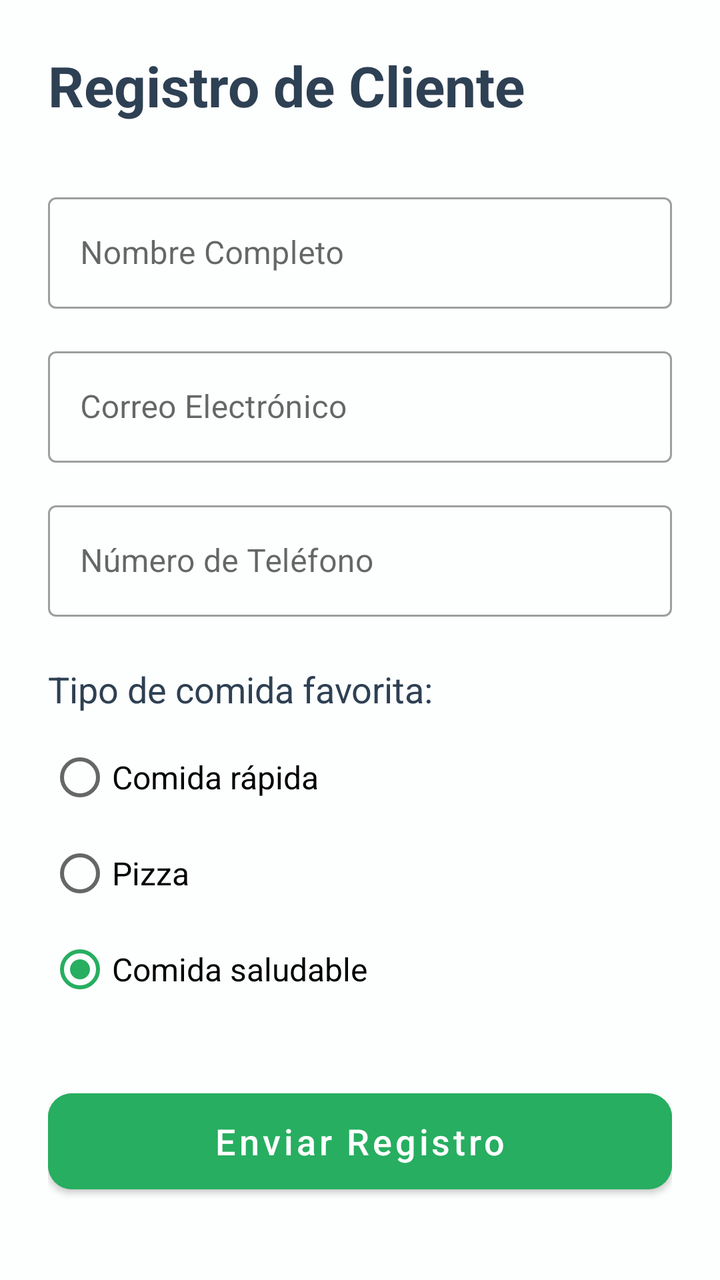
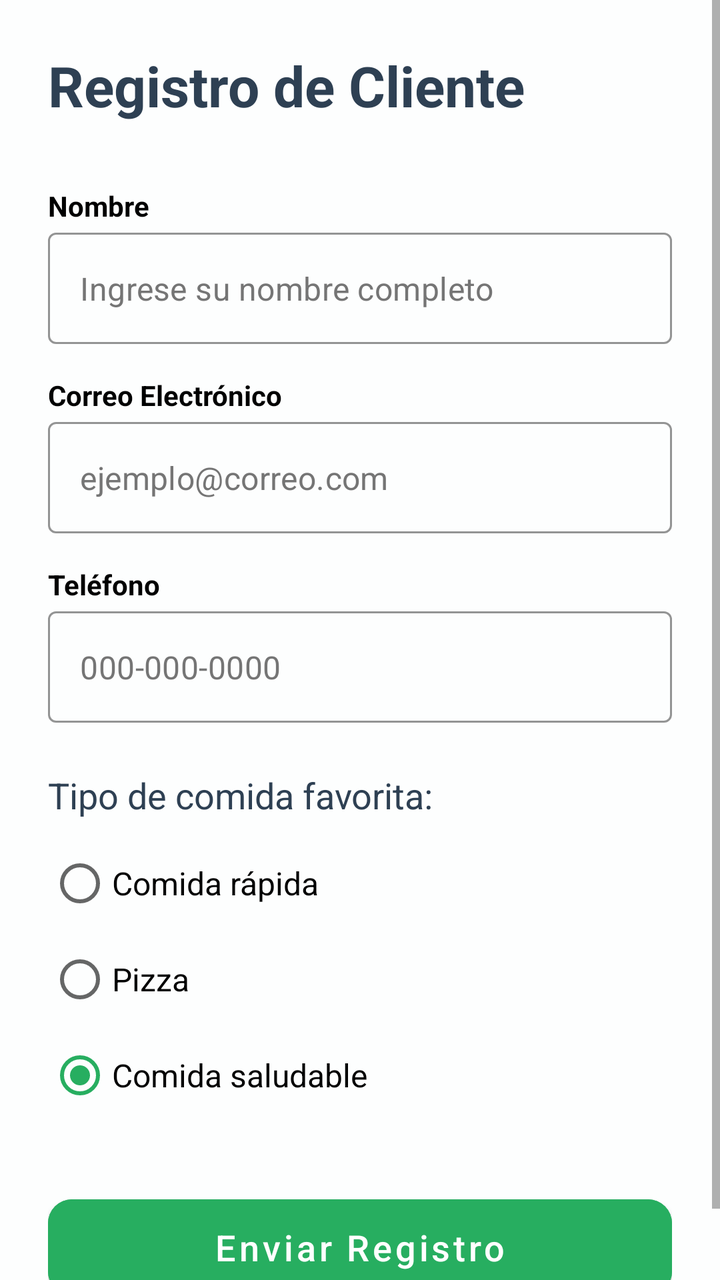

Two renders of the same Android screen: before a commit and after it. Below are the layout's source before the change and the commit's diff.
<!-- AndroidManifest.xml: activity theme Theme.Restaurant -->
<!-- res/layout/activity_formulario.xml -->
<?xml version="1.0" encoding="utf-8"?>
<ScrollView xmlns:android="http://schemas.android.com/apk/res/android"
    xmlns:app="http://schemas.android.com/apk/res-auto"
    android:layout_width="match_parent"
    android:layout_height="match_parent"
    android:background="#FDFEFE">

    <LinearLayout
        android:layout_width="match_parent"
        android:layout_height="wrap_content"
        android:orientation="vertical"
        android:padding="24dp">

        <TextView
            android:layout_width="wrap_content"
            android:layout_height="wrap_content"
            android:text="Registro de Cliente"
            android:textSize="28sp"
            android:textStyle="bold"
            android:textColor="#2E4053"
            android:layout_marginBottom="32dp" />

        
        <com.google.android.material.textfield.TextInputLayout
            android:layout_width="match_parent"
            android:layout_height="wrap_content"
            android:layout_marginBottom="16dp"
            style="@style/Widget.MaterialComponents.TextInputLayout.OutlinedBox">

            <com.google.android.material.textfield.TextInputEditText
                android:id="@+id/etNombre"
                android:layout_width="match_parent"
                android:layout_height="wrap_content"
                android:hint="Nombre Completo"
                android:inputType="textPersonName"
                android:textColor="#000000" />
        </com.google.android.material.textfield.TextInputLayout>

        <com.google.android.material.textfield.TextInputLayout
            android:layout_width="match_parent"
            android:layout_height="wrap_content"
            android:layout_marginBottom="16dp"
            style="@style/Widget.MaterialComponents.TextInputLayout.OutlinedBox">

            <com.google.android.material.textfield.TextInputEditText
                android:id="@+id/etEmail"
                android:layout_width="match_parent"
                android:layout_height="wrap_content"
                android:hint="Correo Electrónico"
                android:inputType="textEmailAddress"
                android:textColor="#000000" />
        </com.google.android.material.textfield.TextInputLayout>

        <com.google.android.material.textfield.TextInputLayout
            android:layout_width="match_parent"
            android:layout_height="wrap_content"
            android:layout_marginBottom="24dp"
            style="@style/Widget.MaterialComponents.TextInputLayout.OutlinedBox">

            <com.google.android.material.textfield.TextInputEditText
                android:id="@+id/etTelefono"
                android:layout_width="match_parent"
                android:layout_height="wrap_content"
                android:hint="Número de Teléfono"
                android:inputType="phone"
                android:textColor="#000000" />
        </com.google.android.material.textfield.TextInputLayout>

        
        <TextView
            android:layout_width="wrap_content"
            android:layout_height="wrap_content"
            android:text="Tipo de comida favorita:"
            android:textSize="18sp"
            android:textColor="#2E4053"
            android:layout_marginBottom="8dp" />

        <RadioGroup
            android:id="@+id/rgComida"
            android:layout_width="match_parent"
            android:layout_height="wrap_content"
            android:layout_marginBottom="32dp">

            <RadioButton
                android:id="@+id/rbRapida"
                android:layout_width="wrap_content"
                android:layout_height="wrap_content"
                android:text="Comida rápida"
                android:textSize="16sp" />

            <RadioButton
                android:id="@+id/rbPizza"
                android:layout_width="wrap_content"
                android:layout_height="wrap_content"
                android:text="Pizza"
                android:textSize="16sp" />

            <RadioButton
                android:id="@+id/rbSaludable"
                android:layout_width="wrap_content"
                android:layout_height="wrap_content"
                android:text="Comida saludable"
                android:textSize="16sp"
                android:checked="true" />
        </RadioGroup>

        <com.google.android.material.button.MaterialButton
            android:id="@+id/btnEnviarRegistro"
            android:layout_width="match_parent"
            android:layout_height="60dp"
            android:text="Enviar Registro"
            android:textAllCaps="false"
            android:textSize="18sp"
            android:backgroundTint="#27AE60"
            app:cornerRadius="12dp" />

    </LinearLayout>
</ScrollView>
<!-- resources referenced by this layout -->
<resources>
  <style name="Theme.Restaurant" parent="Theme.MaterialComponents.DayNight.NoActionBar">
          
          <item name="colorPrimary">#E67E22</item>
          <item name="colorPrimaryVariant">#D35400</item>
          <item name="colorOnPrimary">@android:color/white</item>
          
          <item name="colorSecondary">#27AE60</item>
          <item name="colorSecondaryVariant">#1E8449</item>
          <item name="colorOnSecondary">@android:color/white</item>
          
          <item name="android:statusBarColor">?attr/colorPrimaryVariant</item>
      </style>
</resources>

<!-- the commit's change to res/layout/activity_formulario.xml (unified diff, before → after) -->
@@ -21,49 +21,83 @@
             android:layout_marginBottom="32dp" />
 
         
+        
+        <TextView
+            android:layout_width="wrap_content"
+            android:layout_height="wrap_content"
+            android:text="Nombre"
+            android:textColor="#000000"
+            android:textStyle="bold"
+            android:layout_marginBottom="4dp" />
+            
         <com.google.android.material.textfield.TextInputLayout
             android:layout_width="match_parent"
             android:layout_height="wrap_content"
             android:layout_marginBottom="16dp"
-            style="@style/Widget.MaterialComponents.TextInputLayout.OutlinedBox">
+            style="@style/Widget.MaterialComponents.TextInputLayout.OutlinedBox"
+            app:boxStrokeColor="#000000"
+            app:hintEnabled="false">
 
             <com.google.android.material.textfield.TextInputEditText
                 android:id="@+id/etNombre"
                 android:layout_width="match_parent"
                 android:layout_height="wrap_content"
-                android:hint="Nombre Completo"
+                android:hint="Ingrese su nombre completo"
                 android:inputType="textPersonName"
-                android:textColor="#000000" />
+                android:textColor="#000000"
+                android:textColorHint="#757575" />
         </com.google.android.material.textfield.TextInputLayout>
+
+        <TextView
+            android:layout_width="wrap_content"
+            android:layout_height="wrap_content"
+            android:text="Correo Electrónico"
+            android:textColor="#000000"
+            android:textStyle="bold"
+            android:layout_marginBottom="4dp" />
 
         <com.google.android.material.textfield.TextInputLayout
             android:layout_width="match_parent"
             android:layout_height="wrap_content"
             android:layout_marginBottom="16dp"
-            style="@style/Widget.MaterialComponents.TextInputLayout.OutlinedBox">
+            style="@style/Widget.MaterialComponents.TextInputLayout.OutlinedBox"
+            app:boxStrokeColor="#000000"
+            app:hintEnabled="false">
 
             <com.google.android.material.textfield.TextInputEditText
                 android:id="@+id/etEmail"
                 android:layout_width="match_parent"
                 android:layout_height="wrap_content"
-                android:hint="Correo Electrónico"
+                android:hint="ejemplo@correo.com"
                 android:inputType="textEmailAddress"
-                android:textColor="#000000" />
+                android:textColor="#000000"
+                android:textColorHint="#757575" />
         </com.google.android.material.textfield.TextInputLayout>
+
+        <TextView
+            android:layout_width="wrap_content"
+            android:layout_height="wrap_content"
+            android:text="Teléfono"
+            android:textColor="#000000"
+            android:textStyle="bold"
+            android:layout_marginBottom="4dp" />
 
         <com.google.android.material.textfield.TextInputLayout
             android:layout_width="match_parent"
             android:layout_height="wrap_content"
             android:layout_marginBottom="24dp"
-            style="@style/Widget.MaterialComponents.TextInputLayout.OutlinedBox">
+            style="@style/Widget.MaterialComponents.TextInputLayout.OutlinedBox"
+            app:boxStrokeColor="#000000"
+            app:hintEnabled="false">
 
             <com.google.android.material.textfield.TextInputEditText
                 android:id="@+id/etTelefono"
                 android:layout_width="match_parent"
                 android:layout_height="wrap_content"
-                android:hint="Número de Teléfono"
+                android:hint="000-000-0000"
                 android:inputType="phone"
-                android:textColor="#000000" />
+                android:textColor="#000000"
+                android:textColorHint="#757575" />
         </com.google.android.material.textfield.TextInputLayout>
 
         
@@ -86,14 +120,16 @@
                 android:layout_width="wrap_content"
                 android:layout_height="wrap_content"
                 android:text="Comida rápida"
-                android:textSize="16sp" />
+                android:textSize="16sp"
+                android:textColor="#000000" />
 
             <RadioButton
                 android:id="@+id/rbPizza"
                 android:layout_width="wrap_content"
                 android:layout_height="wrap_content"
                 android:text="Pizza"
-                android:textSize="16sp" />
+                android:textSize="16sp"
+                android:textColor="#000000" />
 
             <RadioButton
                 android:id="@+id/rbSaludable"
@@ -101,6 +137,7 @@
                 android:layout_height="wrap_content"
                 android:text="Comida saludable"
                 android:textSize="16sp"
+                android:textColor="#000000"
                 android:checked="true" />
         </RadioGroup>
 
